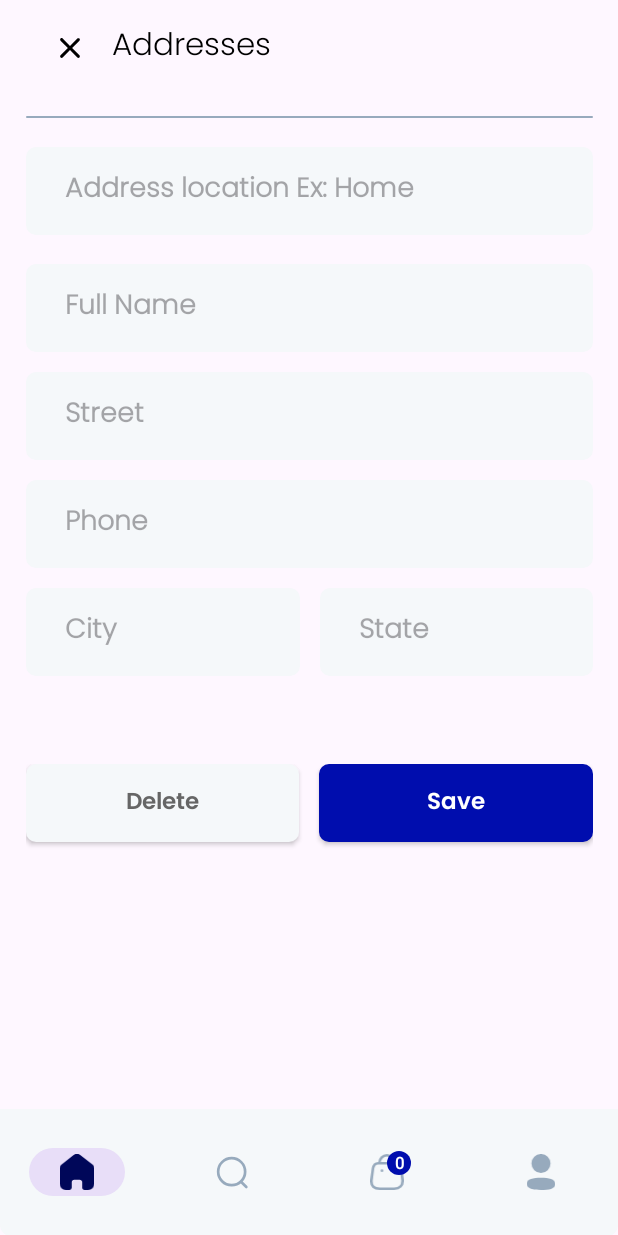
After one commit to vn-lam-3691/Furniture_Shop, an Android app: the AddressFragment screen opened through its navigation route, on a phone screen of 412 x 824 dp. The commit adds this screen. Run offline under Robolectric (Android 15) with nearby library versions, the phone set to English and light mode, and no system bars; our stand-ins replace Dagger/Hilt's generated code, Firebase (no records; nobody signed in at launch, a user with empty details on screens opened directly), navigation-ui, sdp/ssp sizes.

Commit message:
feat: add shipping address

```diff
--- /dev/null
+++ b/app/src/main/java/com/vanlam/furnitureshop/data/Address.kt
@@ -0,0 +1,16 @@
+package com.vanlam.furnitureshop.data
+
+import android.os.Parcelable
+import kotlinx.parcelize.Parcelize
+
+@Parcelize
+data class Address(
+    val addressTitle: String,
+    val fullName: String,
+    val phone: String,
+    val city: String,
+    val street: String,
+    val state: String
+) : Parcelable {
+    constructor(): this("", "", "", "", "", "")
+}
--- /dev/null
+++ b/app/src/main/java/com/vanlam/furnitureshop/fragments/shopping/AddressFragment.kt
@@ -0,0 +1,79 @@
+package com.vanlam.furnitureshop.fragments.shopping
+
+import android.os.Bundle
+import androidx.fragment.app.Fragment
+import android.view.LayoutInflater
+import android.view.View
+import android.view.ViewGroup
+import android.widget.Toast
+import androidx.fragment.app.viewModels
+import androidx.lifecycle.lifecycleScope
+import androidx.navigation.fragment.findNavController
+import com.vanlam.furnitureshop.R
+import com.vanlam.furnitureshop.data.Address
+import com.vanlam.furnitureshop.databinding.FragmentAddressBinding
+import com.vanlam.furnitureshop.utils.Resource
+import com.vanlam.furnitureshop.viewmodel.AddressViewModel
+import dagger.hilt.android.AndroidEntryPoint
+import kotlinx.coroutines.flow.collect
+import kotlinx.coroutines.flow.collectLatest
+
+@AndroidEntryPoint
+class AddressFragment : Fragment() {
+    private lateinit var binding: FragmentAddressBinding
+    private val viewModel by viewModels<AddressViewModel>()
+
+    override fun onCreate(savedInstanceState: Bundle?) {
+        super.onCreate(savedInstanceState)
+
+        lifecycleScope.launchWhenStarted {
+            viewModel.addAddress.collectLatest {
+                when (it) {
+                    is Resource.Loading -> {
+                        binding.progressbarAddress.visibility = View.VISIBLE
+                    }
+                    is Resource.Success -> {
+                        binding.progressbarAddress.visibility = View.GONE
+                        findNavController().navigateUp()
+                    }
+                    is Resource.Error -> {
+                        Toast.makeText(requireContext(), it.message, Toast.LENGTH_SHORT).show()
+                    }
+                    else -> Unit
+                }
+            }
+        }
+
+        lifecycleScope.launchWhenStarted {
+            viewModel.errorMsg.collectLatest {
+                Toast.makeText(requireContext(), it, Toast.LENGTH_SHORT).show()
+            }
+        }
+    }
+
+    override fun onCreateView(
+        inflater: LayoutInflater, container: ViewGroup?,
+        savedInstanceState: Bundle?
+    ): View? {
+        binding = FragmentAddressBinding.inflate(inflater, container, false)
+        return binding.root
+    }
+
+    override fun onViewCreated(view: View, savedInstanceState: Bundle?) {
+        super.onViewCreated(view, savedInstanceState)
+
+        binding.apply {
+            buttonSave.setOnClickListener {
+                val addressTitle = edAddressTitle.text.trim().toString()
+                val fullName = edFullName.text.trim().toString()
+                val phone = edPhone.text.trim().toString()
+                val city = edCity.text.trim().toString()
+                val street = edStreet.text.trim().toString()
+                val state = edState.text.trim().toString()
+                val newAddress = Address(addressTitle, fullName, phone, city, street, state)
+
+                viewModel.addNewAddress(newAddress)
+            }
+        }
+    }
+}
--- /dev/null
+++ b/app/src/main/java/com/vanlam/furnitureshop/viewmodel/AddressViewModel.kt
@@ -0,0 +1,59 @@
+package com.vanlam.furnitureshop.viewmodel
+
+import androidx.lifecycle.ViewModel
+import androidx.lifecycle.viewModelScope
+import com.google.firebase.auth.FirebaseAuth
+import com.google.firebase.firestore.FirebaseFirestore
+import com.vanlam.furnitureshop.data.Address
+import com.vanlam.furnitureshop.utils.Resource
+import dagger.hilt.android.lifecycle.HiltViewModel
+import kotlinx.coroutines.flow.MutableSharedFlow
+import kotlinx.coroutines.flow.MutableStateFlow
+import kotlinx.coroutines.flow.asSharedFlow
+import kotlinx.coroutines.flow.asStateFlow
+import kotlinx.coroutines.launch
+import javax.inject.Inject
+
+@HiltViewModel
+class AddressViewModel @Inject constructor(
+    private val firestore: FirebaseFirestore,
+    private val auth: FirebaseAuth
+): ViewModel() {
+
+    private val _addAddress = MutableStateFlow<Resource<Address>>(Resource.Unspecified())
+    val addAddress = _addAddress.asStateFlow()
+    private val _errorMsg = MutableSharedFlow<String>()
+    val errorMsg = _errorMsg.asSharedFlow()
+
+    fun addNewAddress(address: Address) {
+        val validateInput = validateInputData(address)
+
+        if (validateInput) {
+            viewModelScope.launch { _addAddress.emit(Resource.Loading()) }
+
+            firestore.collection("user").document(auth.uid!!)
+                .collection("address").document()
+                .set(address)
+                .addOnSuccessListener {
+                    viewModelScope.launch { _addAddress.emit(Resource.Success(address)) }
+                }
+                .addOnFailureListener {
+                    viewModelScope.launch { _addAddress.emit(Resource.Error(it.message.toString())) }
+                }
+        }
+        else {
+            viewModelScope.launch {
+                _errorMsg.emit("All fields are require")
+            }
+        }
+    }
+
+    private fun validateInputData(address: Address): Boolean {
+        return address.addressTitle.trim().isNotEmpty() &&
+                address.fullName.trim().isNotEmpty() &&
+                address.phone.trim().isNotEmpty() &&
+                address.city.trim().isNotEmpty() &&
+                address.street.trim().isNotEmpty() &&
+                address.state.trim().isNotEmpty()
+    }
+}
--- /dev/null
+++ b/app/src/main/res/layout/fragment_address.xml
@@ -0,0 +1,235 @@
+<androidx.constraintlayout.widget.ConstraintLayout xmlns:android="http://schemas.android.com/apk/res/android"
+    xmlns:app="http://schemas.android.com/apk/res-auto"
+    android:layout_width="match_parent"
+    android:layout_height="match_parent">
+
+    <androidx.appcompat.widget.Toolbar
+        android:id="@+id/toolbarAddresses"
+        android:layout_width="0dp"
+        android:layout_height="wrap_content"
+        app:layout_constraintEnd_toEndOf="@id/guideline2"
+        app:layout_constraintStart_toStartOf="@id/guideline1"
+        app:layout_constraintTop_toTopOf="parent">
+
+        <androidx.constraintlayout.widget.ConstraintLayout
+            android:layout_width="match_parent"
+            android:layout_height="match_parent">
+
+            <ImageView
+                android:id="@+id/imageAddressClose"
+                android:layout_width="@dimen/_20sdp"
+                android:layout_height="@dimen/_20sdp"
+                android:scaleType="centerInside"
+                android:src="@drawable/round_close_24"
+                app:layout_constraintBottom_toBottomOf="parent"
+                app:layout_constraintStart_toStartOf="parent"
+                app:layout_constraintTop_toTopOf="parent"
+                app:tint="@color/black" />
+
+            <TextView
+                android:id="@+id/tvPaymentMethods"
+                android:layout_width="wrap_content"
+                android:layout_height="wrap_content"
+                android:layout_marginStart="@dimen/_12ssp"
+                android:fontFamily="@font/poppins_light"
+                android:text="Addresses"
+                android:textColor="@color/black"
+                android:textSize="@dimen/_16ssp"
+                app:layout_constraintBottom_toBottomOf="@+id/imageAddressClose"
+                app:layout_constraintStart_toEndOf="@id/imageAddressClose"
+                app:layout_constraintTop_toTopOf="@+id/imageAddressClose" />
+
+        </androidx.constraintlayout.widget.ConstraintLayout>
+
+    </androidx.appcompat.widget.Toolbar>
+
+    <View
+        android:id="@+id/topLine"
+        android:layout_width="0dp"
+        android:layout_height="@dimen/_1sdp"
+        android:layout_marginTop="@dimen/_10sdp"
+        android:background="@drawable/white_background"
+        android:backgroundTint="@color/g_blue_gray200"
+        app:layout_constraintEnd_toEndOf="@id/guideline2"
+        app:layout_constraintStart_toStartOf="@id/guideline1"
+        app:layout_constraintTop_toBottomOf="@id/toolbarAddresses" />
+
+    <EditText
+        android:id="@+id/edAddressTitle"
+        android:layout_width="0dp"
+        android:layout_height="@dimen/_45sdp"
+        android:layout_marginTop="@dimen/_15sdp"
+        android:background="@drawable/white_background"
+        android:fontFamily="@font/poppins_light"
+        android:gravity="start|center_vertical"
+        android:hint="Address location Ex: Home"
+        android:paddingStart="@dimen/_20sdp"
+        android:paddingEnd="@dimen/_20sdp"
+        android:singleLine="true"
+        android:textStyle="bold"
+        app:layout_constraintEnd_toEndOf="@id/guideline2"
+        app:layout_constraintStart_toStartOf="@id/guideline1"
+        app:layout_constraintTop_toBottomOf="@+id/topLine" />
+
+    <EditText
+        android:id="@+id/edFullName"
+        android:layout_width="0dp"
+        android:layout_height="@dimen/_45sdp"
+        android:layout_marginTop="@dimen/_15sdp"
+        android:background="@drawable/white_background"
+        android:fontFamily="@font/poppins_light"
+        android:gravity="start|center_vertical"
+        android:hint="Full Name"
+        android:paddingStart="@dimen/_20sdp"
+        android:paddingEnd="@dimen/_20sdp"
+        android:singleLine="true"
+        android:textStyle="bold"
+        app:layout_constraintEnd_toEndOf="@id/guideline2"
+        app:layout_constraintStart_toStartOf="@id/guideline1"
+        app:layout_constraintTop_toBottomOf="@+id/edAddressTitle" />
+
+    <EditText
+        android:id="@+id/edStreet"
+        android:layout_width="0dp"
+        android:layout_height="@dimen/_45sdp"
+        android:layout_marginTop="@dimen/_10sdp"
+        android:background="@drawable/white_background"
+        android:fontFamily="@font/poppins_light"
+        android:gravity="start|center_vertical"
+        android:hint="Street"
+        android:paddingStart="@dimen/_20sdp"
+        android:paddingEnd="@dimen/_20sdp"
+        android:singleLine="true"
+        android:textStyle="bold"
+        app:layout_constraintEnd_toEndOf="@id/guideline2"
+        app:layout_constraintStart_toStartOf="@id/guideline1"
+        app:layout_constraintTop_toBottomOf="@id/edFullName" />
+
+    <EditText
+        android:id="@+id/edPhone"
+        android:layout_width="0dp"
+        android:layout_height="@dimen/_45sdp"
+        android:layout_marginTop="@dimen/_10sdp"
+        android:background="@drawable/white_background"
+        android:fontFamily="@font/poppins_light"
+        android:gravity="start|center_vertical"
+        android:hint="Phone"
+        android:paddingStart="@dimen/_20sdp"
+        android:paddingEnd="@dimen/_20sdp"
+        android:phoneNumber="true"
+        android:singleLine="true"
+        android:textStyle="bold"
+        app:layout_constraintEnd_toStartOf="@+id/guideline2"
+        app:layout_constraintStart_toStartOf="@+id/guideline1"
+        app:layout_constraintTop_toBottomOf="@+id/edStreet" />
+
+    <LinearLayout
+        android:id="@+id/linear"
+        android:layout_width="0dp"
+        android:layout_height="wrap_content"
+        android:layout_marginTop="@dimen/_10sdp"
+        android:orientation="horizontal"
+        app:layout_constraintEnd_toEndOf="@id/guideline2"
+        app:layout_constraintHorizontal_bias="0.484"
+        app:layout_constraintStart_toStartOf="@id/guideline1"
+        app:layout_constraintTop_toBottomOf="@+id/edPhone">
+
+        <EditText
+            android:id="@+id/edCity"
+            android:layout_width="match_parent"
+            android:layout_height="@dimen/_45sdp"
+            android:layout_marginEnd="@dimen/_5sdp"
+            android:layout_weight="1"
+            android:background="@drawable/white_background"
+            android:fontFamily="@font/poppins_light"
+            android:gravity="start|center_vertical"
+            android:hint="City"
+            android:paddingStart="@dimen/_20sdp"
+            android:paddingEnd="@dimen/_20sdp"
+            android:singleLine="true"
+            android:textStyle="bold" />
+
+        <EditText
+            android:id="@+id/edState"
+            android:layout_width="match_parent"
+            android:layout_height="@dimen/_45sdp"
+            android:layout_marginStart="@dimen/_5sdp"
+            android:layout_weight="1"
+            android:background="@drawable/white_background"
+            android:fontFamily="@font/poppins_light"
+            android:gravity="start|center_vertical"
+            android:hint="State"
+            android:paddingStart="@dimen/_20sdp"
+            android:paddingEnd="@dimen/_20sdp"
+            android:singleLine="true"
+            android:textStyle="bold" />
+    </LinearLayout>
+
+    <LinearLayout
+        android:layout_width="0dp"
+        android:layout_height="wrap_content"
+        android:layout_marginTop="@dimen/_45sdp"
+        android:orientation="horizontal"
+        app:layout_constraintEnd_toEndOf="@id/guideline2"
+        app:layout_constraintHorizontal_bias="1.0"
+        app:layout_constraintStart_toStartOf="@id/guideline1"
+        app:layout_constraintTop_toBottomOf="@id/linear"
+        app:layout_constraintVertical_bias="0.494">
+
+        <androidx.appcompat.widget.AppCompatButton
+            android:id="@+id/buttonDelelte"
+            android:layout_width="0dp"
+            android:layout_height="@dimen/_40sdp"
+            android:layout_marginEnd="@dimen/_5sdp"
+            android:layout_marginBottom="@dimen/_20sdp"
+            android:layout_weight="1"
+            android:background="@drawable/white_background"
+            android:fontFamily="@font/poppins_thin"
+            android:text="Delete"
+            android:textAllCaps="false"
+            android:textColor="@color/g_gray700"
+            android:textSize="@dimen/_12ssp"
+            android:visibility="visible" />
+
+        <androidx.appcompat.widget.AppCompatButton
+            android:id="@+id/buttonSave"
+            android:layout_width="0dp"
+            android:layout_height="@dimen/_40sdp"
+            android:layout_marginStart="@dimen/_5sdp"
+            android:layout_marginBottom="@dimen/_20sdp"
+            android:layout_weight="1"
+            android:background="@drawable/blue_background"
+            android:fontFamily="@font/poppins_thin"
+            android:text="Save"
+            android:textAllCaps="false"
+            android:textColor="@color/white"
+            android:textSize="@dimen/_12ssp"
+            android:visibility="visible" />
+    </LinearLayout>
+
+    <ProgressBar
+        android:id="@+id/progressbarAddress"
+        android:layout_width="wrap_content"
+        android:layout_height="wrap_content"
+        android:layout_marginBottom="@dimen/_45sdp"
+        android:indeterminateTint="@color/g_gray700"
+        android:visibility="gone"
+        app:layout_constraintBottom_toBottomOf="parent"
+        app:layout_constraintEnd_toEndOf="parent"
+        app:layout_constraintStart_toStartOf="parent" />
+
+    <androidx.constraintlayout.widget.Guideline
+        android:id="@+id/guideline1"
+        android:layout_width="wrap_content"
+        android:layout_height="wrap_content"
+        android:orientation="vertical"
+        app:layout_constraintGuide_percent="0.04136253" />
+
+    <androidx.constraintlayout.widget.Guideline
+        android:id="@+id/guideline2"
+        android:layout_width="wrap_content"
+        android:layout_height="wrap_content"
+        android:orientation="vertical"
+        app:layout_constraintGuide_percent="0.96" />
+
+</androidx.constraintlayout.widget.ConstraintLayout>
--- a/app/src/main/res/layout/fragment_cart.xml
+++ b/app/src/main/res/layout/fragment_cart.xml
@@ -41,7 +41,7 @@
                     android:fontFamily="@font/poppins_light"
                     android:text="My Cart"
                     android:textColor="@color/black"
-                    android:textSize="20sp"
+                    android:textSize="@dimen/_16ssp"
                     android:textStyle="bold"
                     app:layout_constraintBottom_toBottomOf="@id/imageCloseCart"
                     app:layout_constraintStart_toEndOf="@id/imageCloseCart"
--- a/app/src/main/res/navigation/shopping_graph.xml
+++ b/app/src/main/res/navigation/shopping_graph.xml
@@ -36,7 +36,11 @@
         android:id="@+id/profileFragment"
         android:name="com.vanlam.furnitureshop.fragments.shopping.ProfileFragment"
         android:label="ProfileFragment"
-        tools:layout="@layout/fragment_profile"/>
+        tools:layout="@layout/fragment_profile">
+        <action
+            android:id="@+id/action_profileFragment_to_addressFragment"
+            app:destination="@id/addressFragment" />
+    </fragment>
     <fragment
         android:id="@+id/productDetailFragment"
         android:name="com.vanlam.furnitureshop.fragments.shopping.ProductDetailFragment"
@@ -46,4 +50,9 @@
             android:name="product"
             app:argType="com.vanlam.furnitureshop.data.Product" />
     </fragment>
+    <fragment
+        android:id="@+id/addressFragment"
+        android:name="com.vanlam.furnitureshop.fragments.shopping.AddressFragment"
+        android:label="AddressFragment"
+        tools:layout="@layout/fragment_address"/>
 </navigation>
```
